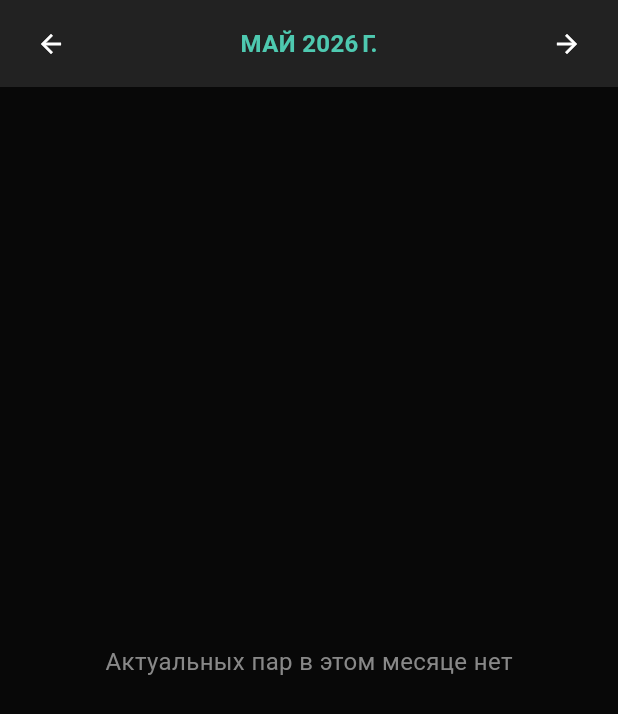
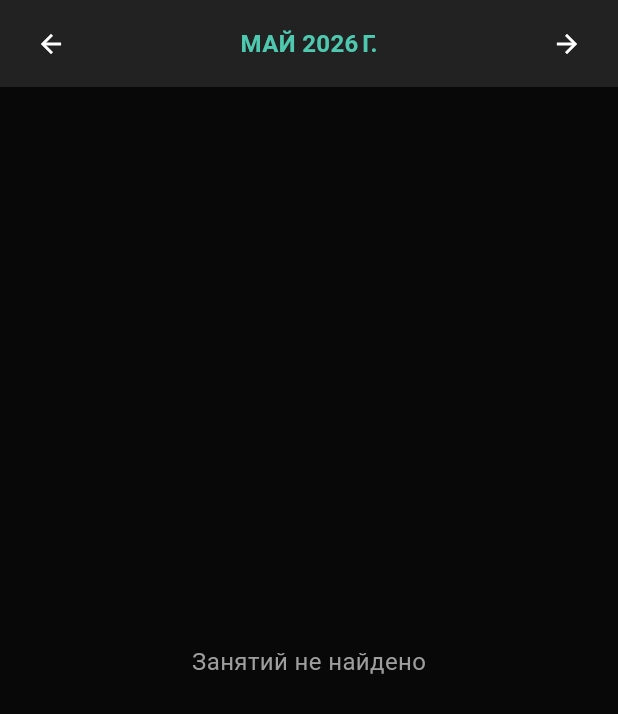
Before and after one commit to OXYCODERLOLZ/FuckingSchedule, a Flutter app: the screen it shows after launch, after a tap on the "arrow forward" icon, on a phone screen of 412 x 824 dp. Shown: the top 714 px of the screen. Run offline on Flutter 3.47's test engine with Material 3 defaults, Android fonts, the phone set to English and light mode, and no system bars; missing offline and left inert: excel.

Commit message:
Update main.dart

```diff
--- a/lib/main.dart
+++ b/lib/main.dart
@@ -16,7 +16,7 @@ class ScheduleApp extends StatelessWidget {
   @override
   Widget build(BuildContext context) {
     return MaterialApp(
-      title: 'Расписание ТБ-1932',
+      title: 'Планировщик ТБ-1932',
       debugShowCheckedModeBanner: false,
       theme: ThemeData.dark().copyWith(
         scaffoldBackgroundColor: const Color(0xFF080808),
@@ -37,7 +37,7 @@ class MainScreen extends StatefulWidget {
 class _MainScreenState extends State<MainScreen> {
   Map<DateTime, List<List<String>>> scheduleData = {};
   DateTime currentViewDate = DateTime.now();
-  String statusMessage = "Распаковка расписания...";
+  String statusMessage = "Загрузка локального файла...";
   bool isLoading = true;
 
   @override
@@ -48,7 +48,6 @@ class _MainScreenState extends State<MainScreen> {
 
   Future<void> loadLocalExcel() async {
     try {
-      // Читаем файл, зашитый прямо в приложение!
       final data = await rootBundle.load('assets/schedule.xlsx');
       final bytes = data.buffer.asUint8List(data.offsetInBytes, data.lengthInBytes);
       var excel = Excel.decodeBytes(bytes);
@@ -64,7 +63,6 @@ class _MainScreenState extends State<MainScreen> {
         return s.replaceAll(RegExp(r'^[A-Za-z]+CellValue\(([\s\S]*)\)$'), r'\1').trim();
       }
 
-      // Ищем группу 1932 по всем листам
       for (var table in excel.tables.keys) {
         var sheet = excel.tables[table]!;
         for (int i = 0; i < sheet.maxRows; i++) {
@@ -82,7 +80,7 @@ class _MainScreenState extends State<MainScreen> {
 
       if (targetSheet == null) {
         setState(() {
-          statusMessage = "Группа 1932 не найдена в файле";
+          statusMessage = "Группа 1932 не найдена";
           isLoading = false;
         });
         return;
@@ -114,14 +112,10 @@ class _MainScreenState extends State<MainScreen> {
 
           DateTime? dObj;
           var matchRu = RegExp(r'(\d{2})\.(\d{2})\.(\d{2,4})').firstMatch(rawDate);
-          var matchEn = RegExp(r'(\d{4})-(\d{2})-(\d{2})').firstMatch(rawDate);
-
           if (matchRu != null) {
             int year = int.parse(matchRu.group(3)!);
             if (year < 100) year += 2000;
             dObj = DateTime(year, int.parse(matchRu.group(2)!), int.parse(matchRu.group(1)!));
-          } else if (matchEn != null) {
-            dObj = DateTime(int.parse(matchEn.group(1)!), int.parse(matchEn.group(2)!), int.parse(matchEn.group(3)!));
           }
 
           if (dObj == null) continue;
@@ -133,21 +127,14 @@ class _MainScreenState extends State<MainScreen> {
           String v32 = (idx32 != -1 && idx32 < row.length) ? getCleanText(row[idx32]) : "";
           String v31 = (idx31 != -1 && idx31 < row.length) ? getCleanText(row[idx31]) : "";
 
-          String content = "";
-          if (v32.isNotEmpty && v32.toLowerCase() != "null") {
-            content = v32;
-          } else if (v31.contains("(Лек)")) {
-            content = v31;
-          }
+          String content = v32.isNotEmpty && v32.toLowerCase() != "null" ? v32 : (v31.contains("(Лек)") ? v31 : "");
 
           if (content.isNotEmpty) {
             String? cleaned = cleanType(content);
             if (cleaned != null) {
               DateTime pureDate = DateTime(dObj.year, dObj.month, dObj.day);
               parsedData.putIfAbsent(pureDate, () => []);
-
-              bool exists = parsedData[pureDate]!.any((element) => element[0] == time && element[1] == cleaned);
-              if (!exists) {
+              if (!parsedData[pureDate]!.any((e) => e[0] == time && e[1] == cleaned)) {
                 parsedData[pureDate]!.add([time, cleaned]);
               }
             }
@@ -162,7 +149,7 @@ class _MainScreenState extends State<MainScreen> {
 
     } catch (e) {
       setState(() {
-        statusMessage = "Ошибка чтения локального файла";
+        statusMessage = "Ошибка файла";
         isLoading = false;
       });
     }
@@ -171,7 +158,6 @@ class _MainScreenState extends State<MainScreen> {
   String? cleanType(String? text) {
     if (text == null || text.trim().isEmpty || text.toLowerCase() == 'nan') return null;
     String t = text.replaceAll('\n', ' ').trim();
-
     if (t.toLowerCase().contains('асинх')) return null;
 
     String foundType = "";
@@ -183,9 +169,7 @@ class _MainScreenState extends State<MainScreen> {
     t = t.replaceAll(RegExp(r'\((Лек|Пр|Сем|Лаб)\)', caseSensitive: false), '');
     t = t.replaceAll(RegExp(r'[А-Я][а-яё]+\s+[А-Я]\.\s+[А-Я]\.?'), '');
     t = t.replaceAll(RegExp(r'\d{1,3}-\d[А-Я]*|кк\d{3}|ЦФК|СпортЗал|ЭИОС|каф\.|НОЦ|ФМНиИТ', caseSensitive: false), '');
-    t = t.replaceAll(RegExp(r'\s+'), ' ').trim();
-
-    return foundType.isNotEmpty ? "$t — $foundType" : t;
+    return t.replaceAll(RegExp(r'\s+'), ' ').trim() + (foundType.isNotEmpty ? " — $foundType" : "");
   }
 
   void changeMonth(int delta) {
@@ -196,13 +180,15 @@ class _MainScreenState extends State<MainScreen> {
 
   @override
   Widget build(BuildContext context) {
-    DateTime today = DateTime(DateTime.now().year, DateTime.now().month, DateTime.now().day);
+    DateTime now = DateTime.now();
+    DateTime today = DateTime(now.year, now.month, now.day);
     List<DateTime> daysInMonth = [];
 
     int daysCount = DateUtils.getDaysInMonth(currentViewDate.year, currentViewDate.month);
     for (int i = 1; i <= daysCount; i++) {
       DateTime d = DateTime(currentViewDate.year, currentViewDate.month, i);
-      if (d.weekday == 7 || d.isBefore(today)) continue;
+      // Оставляем только фильтр воскресений. Прошедшие дни теперь ПОКАЗЫВАЮТСЯ.
+      if (d.weekday == 7) continue;
       if (scheduleData.containsKey(d)) daysInMonth.add(d);
     }
 
@@ -237,9 +223,7 @@ class _MainScreenState extends State<MainScreen> {
               child: isLoading
                   ? const Center(child: CircularProgressIndicator(color: Color(0xFF4EC9B0)))
                   : daysInMonth.isEmpty
-                      ? const Center(
-                          child: Text("Актуальных пар в этом месяце нет",
-                              style: TextStyle(color: Color(0xFF888888), fontSize: 16.0)))
+                      ? const Center(child: Text("Занятий не найдено", style: TextStyle(color: Colors.grey, fontSize: 16.0)))
                       : ListView.builder(
                           padding: const EdgeInsets.all(10),
                           itemCount: daysInMonth.length,
@@ -247,7 +231,6 @@ class _MainScreenState extends State<MainScreen> {
                             DateTime day = daysInMonth[index];
                             bool isToday = day.isAtSameMomentAs(today);
                             List<List<String>> subjects = scheduleData[day]!;
-
                             subjects.sort((a, b) => a[0].compareTo(b[0]));
 
                             return Container(
```
